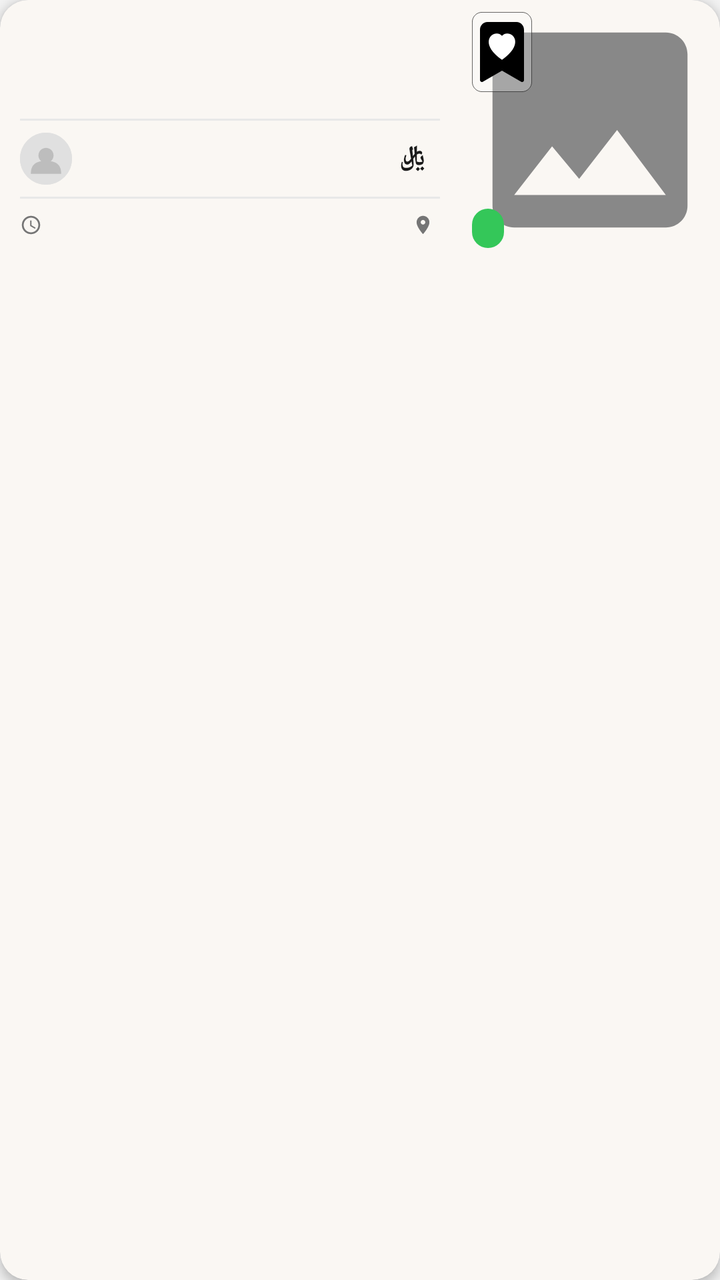
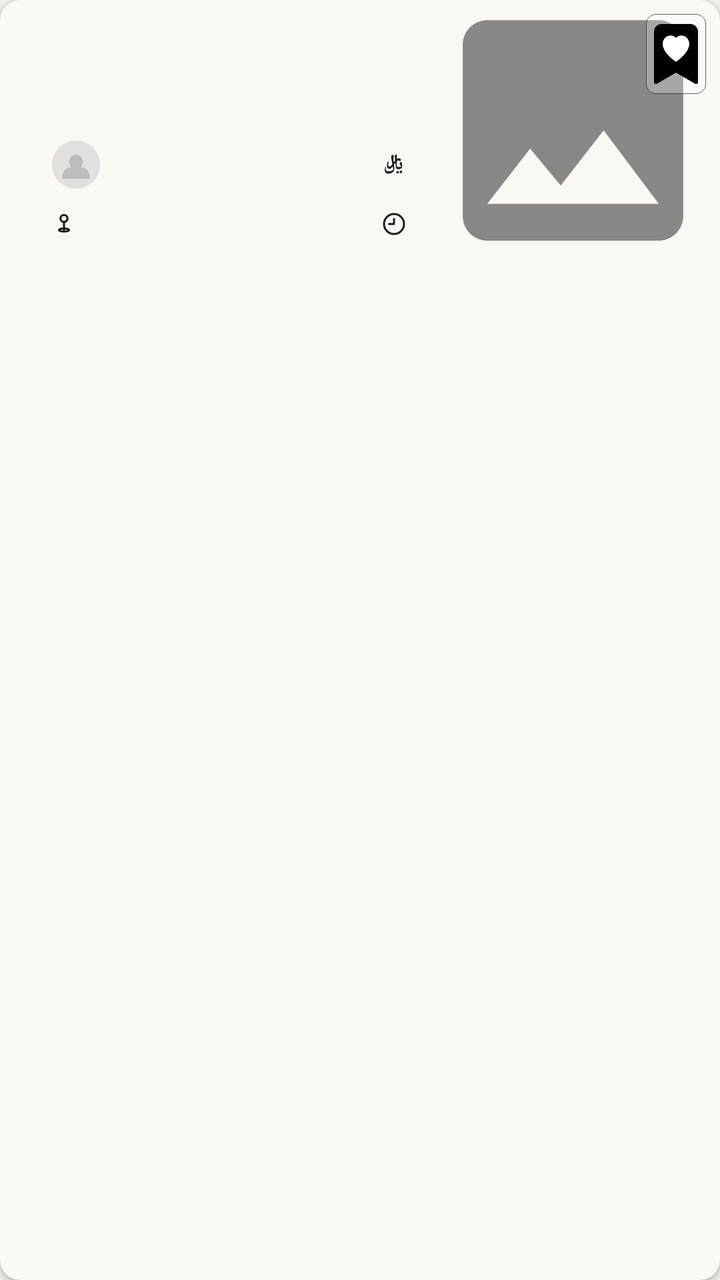

Screens rendered from an Android XML layout before and after an edit, with the pre-edit source and the edit as a unified diff.
<!-- AndroidManifest.xml: application theme Theme.MyApplication -->
<!-- res/layout/item_listing_card.xml -->
<?xml version="1.0" encoding="utf-8"?>
<com.google.android.material.card.MaterialCardView
    xmlns:android="http://schemas.android.com/apk/res/android"
    xmlns:app="http://schemas.android.com/apk/res-auto"
    android:layout_width="match_parent"
    android:layout_height="wrap_content"
    android:layout_marginHorizontal="10dp"
    android:layout_marginBottom="10dp"
    android:clickable="true"
    android:focusable="true"
    android:focusableInTouchMode="false"
    app:cardCornerRadius="14dp"
    app:cardElevation="3dp"
    app:strokeWidth="0dp">

    <LinearLayout
        android:layout_width="match_parent"
        android:layout_height="wrap_content"
        android:orientation="horizontal"
        android:layoutDirection="locale"
        android:minHeight="130dp">

        
        <LinearLayout
            android:layout_width="0dp"
            android:layout_height="match_parent"
            android:layout_weight="1"
            android:orientation="vertical"
            android:padding="10dp">

            
            <TextView
                android:id="@+id/tvTitle"
                android:layout_width="match_parent"
                android:layout_height="0dp"
                android:layout_weight="1"
                android:textSize="14sp"
                android:textStyle="bold"
                android:textColor="@color/text_primary"
                android:maxLines="3"
                android:ellipsize="end"
                android:gravity="start"
                android:textAlignment="viewStart" />

            <View
                android:layout_width="match_parent"
                android:layout_height="1dp"
                android:background="@color/divider"
                android:layout_marginVertical="6dp" />

            
            <LinearLayout
                android:layout_width="match_parent"
                android:layout_height="wrap_content"
                android:orientation="horizontal"
                android:gravity="center_vertical">

                <ImageView
                    android:id="@+id/ivAvatar"
                    android:layout_width="26dp"
                    android:layout_height="26dp"
                    android:src="@drawable/ic_avatar_placeholder"
                    android:scaleType="centerCrop"
                    android:background="@drawable/bg_avatar_circle" />

                <TextView
                    android:id="@+id/tvSeller"
                    android:layout_width="0dp"
                    android:layout_height="wrap_content"
                    android:layout_weight="1"
                    android:layout_marginStart="6dp"
                    android:textSize="11sp"
                    android:textColor="@color/text_secondary"
                    android:maxLines="1"
                    android:ellipsize="end"
                    android:textAlignment="viewStart" />

                
                <TextView
                    android:layout_width="wrap_content"
                    android:layout_height="wrap_content"
                    android:text=" ﷼"
                    android:textSize="13sp"
                    android:textStyle="bold"
                    android:textColor="@color/text_primary"
                    android:layout_marginEnd="4dp" />

                <TextView
                    android:id="@+id/tvPrice"
                    android:layout_width="wrap_content"
                    android:layout_height="wrap_content"
                    android:textSize="13sp"
                    android:textStyle="bold"
                    android:fontFamily="monospace"
                    android:textColor="@color/text_primary" />

            </LinearLayout>

            <View
                android:layout_width="match_parent"
                android:layout_height="1dp"
                android:background="@color/divider"
                android:layout_marginVertical="6dp" />

            
            <LinearLayout
                android:layout_width="match_parent"
                android:layout_height="wrap_content"
                android:orientation="horizontal"
                android:gravity="center_vertical">

                <ImageView
                    android:layout_width="11dp"
                    android:layout_height="11dp"
                    android:src="@drawable/ic_time"
                    android:layout_marginEnd="3dp"
                    android:contentDescription="time" />

                <TextView
                    android:id="@+id/tvTime"
                    android:layout_width="0dp"
                    android:layout_height="wrap_content"
                    android:layout_weight="1"
                    android:textSize="11sp"
                    android:textColor="@color/text_secondary"
                    android:textAlignment="viewStart" />

                <ImageView
                    android:layout_width="11dp"
                    android:layout_height="11dp"
                    android:src="@drawable/ic_location"
                    android:layout_marginStart="8dp"
                    android:layout_marginEnd="3dp"
                    android:contentDescription="location" />

                <TextView
                    android:id="@+id/tvLocation"
                    android:layout_width="wrap_content"
                    android:layout_height="wrap_content"
                    android:textSize="11sp"
                    android:textColor="@color/text_secondary"
                    android:maxLines="1"
                    android:ellipsize="end"
                    android:textAlignment="viewStart" />

            </LinearLayout>
        </LinearLayout>

        
        <FrameLayout
            android:layout_width="130dp"
            android:layout_height="130dp">

            <ImageView
                android:id="@+id/ivImage"
                android:layout_width="match_parent"
                android:layout_height="match_parent"
                android:scaleType="centerCrop"
                android:src="@drawable/ic_photo_placeholder" />

            
            <ImageView
                android:id="@+id/ivPrevImage"
                android:layout_width="28dp"
                android:layout_height="28dp"
                android:layout_gravity="center_vertical|start"
                android:layout_marginStart="4dp"
                android:padding="5dp"
                android:src="@drawable/ic_chevron_left"
                android:background="@drawable/bg_semi_transparent_circle"
                android:clickable="true"
                android:focusable="true"
                android:visibility="gone"
                android:contentDescription="Previous image" />

            
            <ImageView
                android:id="@+id/ivNextImage"
                android:layout_width="28dp"
                android:layout_height="28dp"
                android:layout_gravity="center_vertical|end"
                android:layout_marginEnd="4dp"
                android:padding="5dp"
                android:src="@drawable/ic_chevron_right"
                android:background="@drawable/bg_semi_transparent_circle"
                android:clickable="true"
                android:focusable="true"
                android:visibility="gone"
                android:contentDescription="Next image" />

            
            <TextView
                android:id="@+id/tvType"
                android:layout_width="wrap_content"
                android:layout_height="wrap_content"
                android:layout_gravity="bottom|start"
                android:layout_margin="6dp"
                android:paddingHorizontal="8dp"
                android:paddingVertical="3dp"
                android:textSize="10sp"
                android:textStyle="bold"
                android:textColor="@color/white"
                android:background="@drawable/bg_type_badge" />

            
            <ImageView
                android:id="@+id/ivFavorite"
                android:layout_width="30dp"
                android:layout_height="40dp"
                android:layout_gravity="top|start"
                android:layout_margin="6dp"
                android:src="@drawable/ic_favorite_bookmark"
                android:clickable="true"
                android:focusable="true"
                android:contentDescription="Favorite" />

        </FrameLayout>
    </LinearLayout>
</com.google.android.material.card.MaterialCardView>
<!-- resources referenced by this layout -->
<resources>
  <color name="divider">#E8E8E8</color>
  <color name="text_primary">#1A1A1A</color>
  <color name="text_secondary">#888888</color>
  <color name="white">#FFFFFFFF</color>
  <!-- drawable bg_semi_transparent_circle (drawable) -->
  <?xml version="1.0" encoding="utf-8"?>
  <shape xmlns:android="http://schemas.android.com/apk/res/android"
      android:shape="oval">
      <solid android:color="#80000000" />
  </shape>
  <!-- drawable bg_type_badge (drawable) -->
  <?xml version="1.0" encoding="utf-8"?>
  <shape xmlns:android="http://schemas.android.com/apk/res/android"
      android:shape="rectangle">
      <solid android:color="#34C759" />
      <corners android:radius="20dp" />
  </shape>
  <!-- drawable ic_chevron_left (drawable) -->
  <?xml version="1.0" encoding="utf-8"?>
  <vector xmlns:android="http://schemas.android.com/apk/res/android"
      android:width="24dp"
      android:height="24dp"
      android:viewportWidth="24"
      android:viewportHeight="24">
      <path
          android:fillColor="#00000000"
          android:strokeColor="#FFFFFF"
          android:strokeWidth="3"
          android:strokeLineCap="round"
          android:strokeLineJoin="round"
          android:pathData="M15,18 L9,12 L15,6" />
  </vector>
  <!-- drawable ic_chevron_right (drawable) -->
  <?xml version="1.0" encoding="utf-8"?>
  <vector xmlns:android="http://schemas.android.com/apk/res/android"
      android:width="24dp"
      android:height="24dp"
      android:viewportWidth="24"
      android:viewportHeight="24">
      <path
          android:fillColor="#00000000"
          android:strokeColor="#FFFFFF"
          android:strokeWidth="3"
          android:strokeLineCap="round"
          android:strokeLineJoin="round"
          android:pathData="M9,6 L15,12 L9,18" />
  </vector>
  <!-- drawable ic_location (drawable) -->
  <?xml version="1.0" encoding="utf-8"?>
  <vector xmlns:android="http://schemas.android.com/apk/res/android"
      android:width="24dp"
      android:height="24dp"
      android:viewportWidth="24"
      android:viewportHeight="24"
      android:tint="@color/icon_tint_muted">
      <path
          android:fillColor="@android:color/white"
          android:pathData="M12,2C8.13,2 5,5.13 5,9c0,5.25 7,13 7,13s7,-7.75 7,-13c0,-3.87 -3.13,-7 -7,-7zM12,11.5c-1.38,0 -2.5,-1.12 -2.5,-2.5s1.12,-2.5 2.5,-2.5 2.5,1.12 2.5,2.5 -1.12,2.5 -2.5,2.5z" />
  </vector>
  <!-- drawable ic_time (drawable) -->
  <?xml version="1.0" encoding="utf-8"?>
  <vector xmlns:android="http://schemas.android.com/apk/res/android"
      android:width="24dp"
      android:height="24dp"
      android:viewportWidth="24"
      android:viewportHeight="24"
      android:tint="@color/icon_tint_muted">
      <path
          android:fillColor="@android:color/white"
          android:pathData="M11.99,2C6.47,2 2,6.48 2,12s4.47,10 9.99,10C17.52,22 22,17.52 22,12S17.52,2 11.99,2zM12,20c-4.42,0 -8,-3.58 -8,-8s3.58,-8 8,-8 8,3.58 8,8 -3.58,8 -8,8zM12.5,7H11v6l5.25,3.15 0.75,-1.23 -4.5,-2.67z" />
  </vector>
  <style name="Theme.MyApplication" parent="Base.Theme.MyApplication" />
  <color name="icon_tint_muted">#FF757575</color>
  <color name="find_primary">#C8A96E</color>
  <color name="surface_primary">#FFFFFFFF</color>
  <color name="bg_screen">#F2F2F2</color>
  <!-- unchanged entries left out for length: 5 -->
</resources>

<!-- the commit's change to res/layout/item_listing_card.xml (unified diff, before → after) -->
@@ -9,16 +9,16 @@
     android:clickable="true"
     android:focusable="true"
     android:focusableInTouchMode="false"
-    app:cardCornerRadius="14dp"
-    app:cardElevation="3dp"
+    app:cardCornerRadius="10dp"
+    app:cardBackgroundColor="@color/surface_primary"
+    app:cardElevation="2dp"
     app:strokeWidth="0dp">
 
     <LinearLayout
         android:layout_width="match_parent"
-        android:layout_height="wrap_content"
+        android:layout_height="130dp"
         android:orientation="horizontal"
-        android:layoutDirection="locale"
-        android:minHeight="130dp">
+        android:layoutDirection="locale">
 
         
         <LinearLayout
@@ -26,27 +26,99 @@
             android:layout_height="match_parent"
             android:layout_weight="1"
             android:orientation="vertical"
-            android:padding="10dp">
+            android:paddingStart="26dp"
+            android:paddingEnd="6dp"
+            android:paddingTop="14dp"
+            android:paddingBottom="11dp">
 
             
             <TextView
                 android:id="@+id/tvTitle"
                 android:layout_width="match_parent"
-                android:layout_height="0dp"
-                android:layout_weight="1"
-                android:textSize="14sp"
-                android:textStyle="bold"
+                android:layout_height="wrap_content"
+                android:minHeight="16dp"
+                android:textSize="13sp"
                 android:textColor="@color/text_primary"
-                android:maxLines="3"
+                android:maxLines="2"
                 android:ellipsize="end"
                 android:gravity="start"
                 android:textAlignment="viewStart" />
 
+            
             <View
                 android:layout_width="match_parent"
-                android:layout_height="1dp"
-                android:background="@color/divider"
-                android:layout_marginVertical="6dp" />
+                android:layout_height="0dp"
+                android:layout_weight="1" />
+
+            
+            <LinearLayout
+                android:layout_width="match_parent"
+                android:layout_height="24dp"
+                android:orientation="horizontal"
+                android:gravity="center_vertical">
+
+                
+                <LinearLayout
+                    android:layout_width="wrap_content"
+                    android:layout_height="match_parent"
+                    android:orientation="horizontal"
+                    android:gravity="center_vertical">
+
+                    <ImageView
+                        android:id="@+id/ivAvatar"
+                        android:layout_width="24dp"
+                        android:layout_height="24dp"
+                        android:src="@drawable/ic_avatar_placeholder"
+                        android:scaleType="centerCrop"
+                        android:background="@drawable/bg_avatar_circle" />
+
+                    <TextView
+                        android:id="@+id/tvSeller"
+                        android:layout_width="wrap_content"
+                        android:layout_height="wrap_content"
+                        android:layout_marginStart="6dp"
+                        android:textSize="10sp"
+                        android:textColor="@color/text_primary"
+                        android:maxLines="1"
+                        android:ellipsize="end" />
+                </LinearLayout>
+
+                
+                <View
+                    android:layout_width="0dp"
+                    android:layout_height="match_parent"
+                    android:layout_weight="1" />
+
+                
+                <LinearLayout
+                    android:layout_width="wrap_content"
+                    android:layout_height="wrap_content"
+                    android:orientation="horizontal"
+                    android:gravity="center_vertical">
+
+                    <TextView
+                        android:id="@+id/tvRiyalSymbol"
+                        android:layout_width="wrap_content"
+                        android:layout_height="wrap_content"
+                        android:text=" ﷼"
+                        android:textSize="10sp"
+                        android:textStyle="bold"
+                        android:textColor="@color/text_primary"
+                        android:layout_marginEnd="3dp" />
+
+                    <TextView
+                        android:id="@+id/tvPrice"
+                        android:layout_width="wrap_content"
+                        android:layout_height="wrap_content"
+                        android:textSize="10sp"
+                        android:textColor="@color/text_primary" />
+                </LinearLayout>
+            </LinearLayout>
+
+            
+            <View
+                android:layout_width="match_parent"
+                android:layout_height="11dp" />
 
             
             <LinearLayout
@@ -55,119 +127,87 @@
                 android:orientation="horizontal"
                 android:gravity="center_vertical">
 
-                <ImageView
-                    android:id="@+id/ivAvatar"
-                    android:layout_width="26dp"
-                    android:layout_height="26dp"
-                    android:src="@drawable/ic_avatar_placeholder"
-                    android:scaleType="centerCrop"
-                    android:background="@drawable/bg_avatar_circle" />
-
-                <TextView
-                    android:id="@+id/tvSeller"
+                
+                <LinearLayout
+                    android:layout_width="wrap_content"
+                    android:layout_height="wrap_content"
+                    android:orientation="horizontal"
+                    android:gravity="center_vertical">
+
+                    <ImageView
+                        android:layout_width="12dp"
+                        android:layout_height="12dp"
+                        android:src="@drawable/ic_location"
+                        app:tint="@color/text_primary"
+                        android:layout_marginEnd="4dp"
+                        android:importantForAccessibility="no" />
+
+                    <TextView
+                        android:id="@+id/tvLocation"
+                        android:layout_width="wrap_content"
+                        android:layout_height="wrap_content"
+                        android:textSize="10sp"
+                        android:textColor="@color/text_primary"
+                        android:maxLines="1"
+                        android:ellipsize="end" />
+                </LinearLayout>
+
+                
+                <View
                     android:layout_width="0dp"
+                    android:layout_height="match_parent"
+                    android:layout_weight="1" />
+
+                
+                <LinearLayout
+                    android:layout_width="wrap_content"
                     android:layout_height="wrap_content"
-                    android:layout_weight="1"
-                    android:layout_marginStart="6dp"
-                    android:textSize="11sp"
-                    android:textColor="@color/text_secondary"
-                    android:maxLines="1"
-                    android:ellipsize="end"
-                    android:textAlignment="viewStart" />
-
-                
-                <TextView
-                    android:layout_width="wrap_content"
-                    android:layout_height="wrap_content"
-                    android:text=" ﷼"
-                    android:textSize="13sp"
-                    android:textStyle="bold"
-                    android:textColor="@color/text_primary"
-                    android:layout_marginEnd="4dp" />
-
-                <TextView
-                    android:id="@+id/tvPrice"
-                    android:layout_width="wrap_content"
-                    android:layout_height="wrap_content"
-                    android:textSize="13sp"
-                    android:textStyle="bold"
-                    android:fontFamily="monospace"
-                    android:textColor="@color/text_primary" />
-
-            </LinearLayout>
-
-            <View
-                android:layout_width="match_parent"
-                android:layout_height="1dp"
-                android:background="@color/divider"
-                android:layout_marginVertical="6dp" />
-
-            
-            <LinearLayout
-                android:layout_width="match_parent"
-                android:layout_height="wrap_content"
-                android:orientation="horizontal"
-                android:gravity="center_vertical">
-
-                <ImageView
-                    android:layout_width="11dp"
-                    android:layout_height="11dp"
-                    android:src="@drawable/ic_time"
-                    android:layout_marginEnd="3dp"
-                    android:contentDescription="time" />
-
-                <TextView
-                    android:id="@+id/tvTime"
-                    android:layout_width="0dp"
-                    android:layout_height="wrap_content"
-                    android:layout_weight="1"
-                    android:textSize="11sp"
-                    android:textColor="@color/text_secondary"
-                    android:textAlignment="viewStart" />
-
-                <ImageView
-                    android:layout_width="11dp"
-                    android:layout_height="11dp"
-                    android:src="@drawable/ic_location"
-                    android:layout_marginStart="8dp"
-                    android:layout_marginEnd="3dp"
-                    android:contentDescription="location" />
-
-                <TextView
-                    android:id="@+id/tvLocation"
-                    android:layout_width="wrap_content"
-                    android:layout_height="wrap_content"
-                    android:textSize="11sp"
-                    android:textColor="@color/text_secondary"
-                    android:maxLines="1"
-                    android:ellipsize="end"
-                    android:textAlignment="viewStart" />
-
+                    android:orientation="horizontal"
+                    android:gravity="center_vertical">
+
+                    <ImageView
+                        android:layout_width="12dp"
+                        android:layout_height="12dp"
+                        android:src="@drawable/ic_time"
+                        app:tint="@color/text_primary"
+                        android:layout_marginEnd="4dp"
+                        android:importantForAccessibility="no" />
+
+                    <TextView
+                        android:id="@+id/tvTime"
+                        android:layout_width="wrap_content"
+                        android:layout_height="wrap_content"
+                        android:textSize="10sp"
+                        android:textColor="@color/text_primary"
+                        android:maxLines="1"
+                        android:ellipsize="end" />
+                </LinearLayout>
             </LinearLayout>
         </LinearLayout>
 
         
         <FrameLayout
-            android:layout_width="130dp"
-            android:layout_height="130dp">
+            android:layout_width="147dp"
+            android:layout_height="match_parent">
 
             <ImageView
                 android:id="@+id/ivImage"
                 android:layout_width="match_parent"
                 android:layout_height="match_parent"
                 android:scaleType="centerCrop"
-                android:src="@drawable/ic_photo_placeholder" />
+                android:src="@drawable/ic_photo_placeholder"
+                android:importantForAccessibility="no" />
 
             
             <ImageView
                 android:id="@+id/ivPrevImage"
-                android:layout_width="28dp"
-                android:layout_height="28dp"
-                android:layout_gravity="center_vertical|start"
-                android:layout_marginStart="4dp"
-                android:padding="5dp"
-                android:src="@drawable/ic_chevron_left"
-                android:background="@drawable/bg_semi_transparent_circle"
+                android:layout_width="48dp"
+                android:layout_height="48dp"
+                android:layout_gravity="bottom|start"
+                android:layout_marginStart="3dp"
+                android:layout_marginBottom="2dp"
+                android:padding="1dp"
+                android:src="@drawable/ic_card_chevron_left"
                 android:clickable="true"
                 android:focusable="true"
                 android:visibility="gone"
@@ -176,43 +216,37 @@
             
             <ImageView
                 android:id="@+id/ivNextImage"
-                android:layout_width="28dp"
-                android:layout_height="28dp"
-                android:layout_gravity="center_vertical|end"
-                android:layout_marginEnd="4dp"
-                android:padding="5dp"
-                android:src="@drawable/ic_chevron_right"
-                android:background="@drawable/bg_semi_transparent_circle"
+                android:layout_width="48dp"
+                android:layout_height="48dp"
+                android:layout_gravity="bottom|end"
+                android:layout_marginEnd="3dp"
+                android:layout_marginBottom="2dp"
+                android:padding="1dp"
+                android:src="@drawable/ic_card_chevron_right"
                 android:clickable="true"
                 android:focusable="true"
                 android:visibility="gone"
                 android:contentDescription="Next image" />
 
             
+            <ImageView
+                android:id="@+id/ivFavorite"
+                android:layout_width="30dp"
+                android:layout_height="40dp"
+                android:layout_gravity="top|end"
+                android:layout_marginEnd="7dp"
+                android:layout_marginTop="7dp"
+                android:src="@drawable/ic_favorite_bookmark"
+                android:clickable="true"
+                android:focusable="true"
+                android:contentDescription="Favorite" />
+
+            
             <TextView
                 android:id="@+id/tvType"
                 android:layout_width="wrap_content"
                 android:layout_height="wrap_content"
-                android:layout_gravity="bottom|start"
-                android:layout_margin="6dp"
-                android:paddingHorizontal="8dp"
-                android:paddingVertical="3dp"
-                android:textSize="10sp"
-                android:textStyle="bold"
-                android:textColor="@color/white"
-                android:background="@drawable/bg_type_badge" />
-
-            
-            <ImageView
-                android:id="@+id/ivFavorite"
-                android:layout_width="30dp"
-                android:layout_height="40dp"
-                android:layout_gravity="top|start"
-                android:layout_margin="6dp"
-                android:src="@drawable/ic_favorite_bookmark"
-                android:clickable="true"
-                android:focusable="true"
-                android:contentDescription="Favorite" />
+                android:visibility="gone" />
 
         </FrameLayout>
     </LinearLayout>
<!-- resource entries referenced after the edit -->
@@ -1,52 +1,58 @@
 <!-- resources referenced by this layout -->
 <resources>
-  <color name="divider">#E8E8E8</color>
   <color name="text_primary">#1A1A1A</color>
-  <color name="text_secondary">#888888</color>
-  <color name="white">#FFFFFFFF</color>
-  <!-- drawable bg_semi_transparent_circle (drawable) -->
-  <?xml version="1.0" encoding="utf-8"?>
-  <shape xmlns:android="http://schemas.android.com/apk/res/android"
-      android:shape="oval">
-      <solid android:color="#80000000" />
-  </shape>
-  <!-- drawable bg_type_badge (drawable) -->
-  <?xml version="1.0" encoding="utf-8"?>
-  <shape xmlns:android="http://schemas.android.com/apk/res/android"
-      android:shape="rectangle">
-      <solid android:color="#34C759" />
-      <corners android:radius="20dp" />
-  </shape>
-  <!-- drawable ic_chevron_left (drawable) -->
+  <!-- drawable ic_card_chevron_left (drawable) -->
   <?xml version="1.0" encoding="utf-8"?>
   <vector xmlns:android="http://schemas.android.com/apk/res/android"
-      android:width="24dp"
-      android:height="24dp"
+      android:width="28dp"
+      android:height="28dp"
       android:viewportWidth="24"
-      android:viewportHeight="24">
+      android:viewportHeight="24"
+      android:autoMirrored="true">
+      
       <path
           android:fillColor="#00000000"
           android:strokeColor="#FFFFFF"
-          android:strokeWidth="3"
+          android:strokeWidth="3.2"
+          android:strokeLineCap="round"
+          android:strokeLineJoin="round"
+          android:pathData="M15,18 L9,12 L15,6" />
+      
+      <path
+          android:fillColor="#00000000"
+          android:strokeColor="#000000"
+          android:strokeWidth="1.6"
           android:strokeLineCap="round"
           android:strokeLineJoin="round"
           android:pathData="M15,18 L9,12 L15,6" />
   </vector>
-  <!-- drawable ic_chevron_right (drawable) -->
+  <!-- drawable ic_card_chevron_right (drawable) -->
   <?xml version="1.0" encoding="utf-8"?>
   <vector xmlns:android="http://schemas.android.com/apk/res/android"
-      android:width="24dp"
-      android:height="24dp"
+      android:width="28dp"
+      android:height="28dp"
       android:viewportWidth="24"
-      android:viewportHeight="24">
+      android:viewportHeight="24"
+      android:autoMirrored="true">
+      
       <path
           android:fillColor="#00000000"
           android:strokeColor="#FFFFFF"
-          android:strokeWidth="3"
+          android:strokeWidth="3.2"
+          android:strokeLineCap="round"
+          android:strokeLineJoin="round"
+          android:pathData="M9,6 L15,12 L9,18" />
+      
+      <path
+          android:fillColor="#00000000"
+          android:strokeColor="#000000"
+          android:strokeWidth="1.6"
           android:strokeLineCap="round"
           android:strokeLineJoin="round"
           android:pathData="M9,6 L15,12 L9,18" />
   </vector>
+  <color name="text_secondary">#888888</color>
+  <color name="white">#FFFFFFFF</color>
   <!-- drawable ic_location (drawable) -->
   <?xml version="1.0" encoding="utf-8"?>
   <vector xmlns:android="http://schemas.android.com/apk/res/android"
@@ -55,9 +61,25 @@
       android:viewportWidth="24"
       android:viewportHeight="24"
       android:tint="@color/icon_tint_muted">
+      
       <path
-          android:fillColor="@android:color/white"
-          android:pathData="M12,2C8.13,2 5,5.13 5,9c0,5.25 7,13 7,13s7,-7.75 7,-13c0,-3.87 -3.13,-7 -7,-7zM12,11.5c-1.38,0 -2.5,-1.12 -2.5,-2.5s1.12,-2.5 2.5,-2.5 2.5,1.12 2.5,2.5 -1.12,2.5 -2.5,2.5z" />
+          android:fillColor="#00000000"
+          android:strokeColor="#FFFFFF"
+          android:strokeWidth="2.0"
+          android:pathData="M12,6.5m-3.5,0 a3.5,3.5 0 1,1 7,0 a3.5,3.5 0 1,1 -7,0" />
+      
+      <path
+          android:fillColor="#00000000"
+          android:strokeColor="#FFFFFF"
+          android:strokeWidth="2.0"
+          android:strokeLineCap="round"
+          android:pathData="M12,10L12,18" />
+      
+      <path
+          android:fillColor="#00000000"
+          android:strokeColor="#FFFFFF"
+          android:strokeWidth="2.0"
+          android:pathData="M7,18a5,1.5 0 1,1 10,0a5,1.5 0 1,1 -10,0" />
   </vector>
   <!-- drawable ic_time (drawable) -->
   <?xml version="1.0" encoding="utf-8"?>
@@ -67,9 +89,20 @@
       android:viewportWidth="24"
       android:viewportHeight="24"
       android:tint="@color/icon_tint_muted">
+      
       <path
-          android:fillColor="@android:color/white"
-          android:pathData="M11.99,2C6.47,2 2,6.48 2,12s4.47,10 9.99,10C17.52,22 22,17.52 22,12S17.52,2 11.99,2zM12,20c-4.42,0 -8,-3.58 -8,-8s3.58,-8 8,-8 8,3.58 8,8 -3.58,8 -8,8zM12.5,7H11v6l5.25,3.15 0.75,-1.23 -4.5,-2.67z" />
+          android:fillColor="#00000000"
+          android:strokeColor="#FFFFFF"
+          android:strokeWidth="2.0"
+          android:pathData="M12,2C6.48,2 2,6.48 2,12s4.48,10 10,10 10,-4.48 10,-10S17.52,2 12,2z" />
+      
+      <path
+          android:fillColor="#00000000"
+          android:strokeColor="#FFFFFF"
+          android:strokeWidth="2.0"
+          android:strokeLineCap="round"
+          android:strokeLineJoin="round"
+          android:pathData="M12,7v5h-5" />
   </vector>
   <style name="Theme.MyApplication" parent="Base.Theme.MyApplication" />
   <color name="icon_tint_muted">#FF757575</color>
